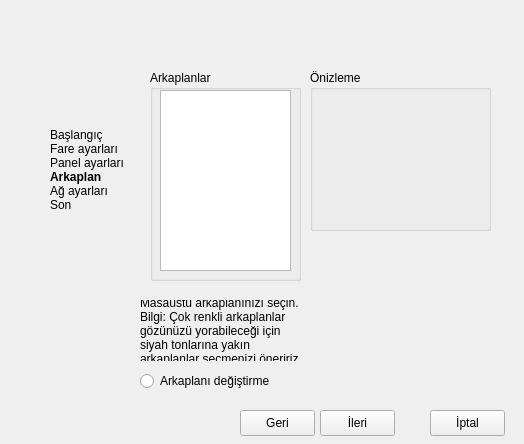
This is projeler/anatolya-bey/src/screens/ui/wallpaperWindow.ui in atlantistruva/truvalinux as Qt 5 draws it before an edit. The edited form follows.
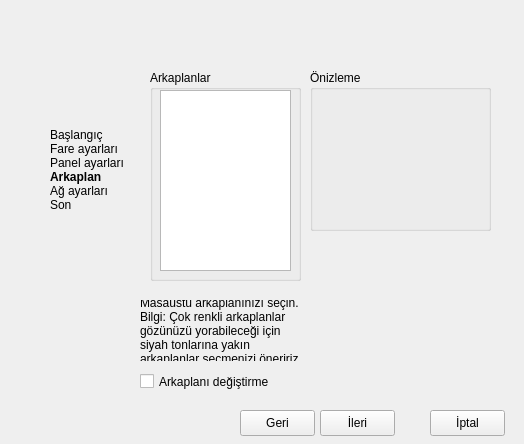
This is the edited form. Icons and pictures are not drawn.

Commit message: ui güncellemesi..

Diff of the .ui file:
```diff
--- a/projeler/anatolya-bey/src/screens/ui/wallpaperWindow.ui
+++ b/projeler/anatolya-bey/src/screens/ui/wallpaperWindow.ui
@@ -32,14 +32,6 @@
    <string notr="true" >QMainWindow {background-image: url(:/beyimage/beyimage.png);}</string>
   </property>
   <widget class="QWidget" name="centralwidget" >
-   <property name="geometry" >
-    <rect>
-     <x>0</x>
-     <y>0</y>
-     <width>524</width>
-     <height>444</height>
-    </rect>
-   </property>
    <widget class="QGroupBox" name="WallpapersGroup" >
     <property name="geometry" >
      <rect>
@@ -182,13 +174,13 @@
 &lt;p style=" margin-top:0px; margin-bottom:0px; margin-left:0px; margin-right:0px; -qt-block-indent:0; text-indent:0px;">Son&lt;/p>&lt;/body>&lt;/html></string>
     </property>
    </widget>
-   <widget class="QRadioButton" name="isReplace" >
+   <widget class="QCheckBox" name="isConfig" >
     <property name="geometry" >
      <rect>
       <x>140</x>
       <y>370</y>
-      <width>151</width>
-      <height>22</height>
+      <width>181</width>
+      <height>23</height>
      </rect>
     </property>
     <property name="text" >
```
Left out of the diff: 14 changed lines with no effect on the pictures. The commit also changes 1 other file.
